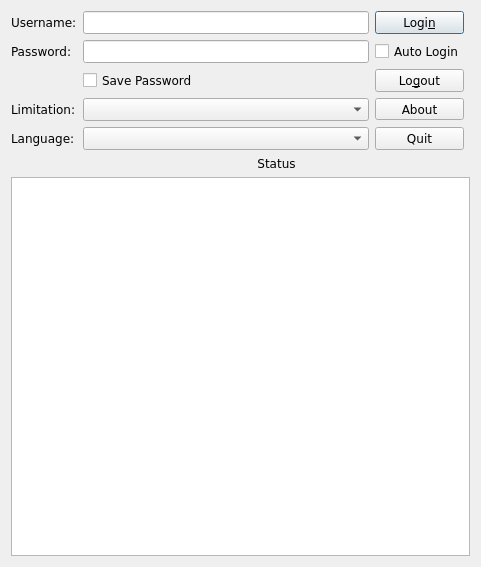
Old version of the form trunk/src/qtunet-qt4/dlg_main.ui in the repository alick/mytunet.
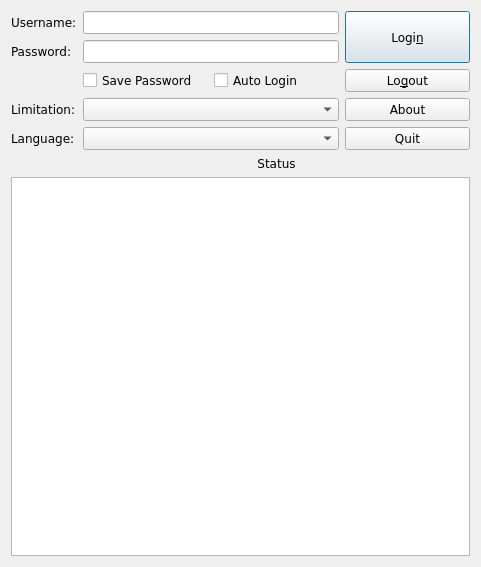
New version of the form. Icons and pictures are not drawn.

Patch:
```diff
--- a/trunk/src/qtunet-qt4/dlg_main.ui
+++ b/trunk/src/qtunet-qt4/dlg_main.ui
@@ -39,7 +39,7 @@
      </property>
      <item>
       <layout class="QGridLayout" name="MainGrid">
-       <item row="3" column="1">
+       <item row="3" column="1" colspan="2">
         <widget class="QLineEdit" name="txtPassword">
          <property name="frame">
           <bool>true</bool>
@@ -59,24 +59,7 @@
          </property>
         </widget>
        </item>
-       <item row="1" column="0">
-        <widget class="QLabel" name="textLabel1">
-         <property name="text">
-          <string>Username:</string>
-         </property>
-         <property name="wordWrap">
-          <bool>false</bool>
-         </property>
-        </widget>
-       </item>
-       <item row="1" column="1">
-        <widget class="QLineEdit" name="txtUsername">
-         <property name="frame">
-          <bool>true</bool>
-         </property>
-        </widget>
-       </item>
-       <item row="7" column="1" colspan="3">
+       <item row="10" column="1" colspan="3">
         <widget class="QLabel" name="lblStatus">
          <property name="text">
           <string>Status</string>
@@ -89,7 +72,17 @@
          </property>
         </widget>
        </item>
-       <item row="7" column="0">
+       <item row="9" column="0">
+        <widget class="QLabel" name="label">
+         <property name="text">
+          <string>Language:</string>
+         </property>
+        </widget>
+       </item>
+       <item row="9" column="1" colspan="2">
+        <widget class="QComboBox" name="cmbLanguage"/>
+       </item>
+       <item row="10" column="0">
         <widget class="QLabel" name="imgStatus">
          <property name="enabled">
           <bool>true</bool>
@@ -111,27 +104,7 @@
          </property>
         </widget>
        </item>
-       <item row="6" column="0">
-        <widget class="QLabel" name="label">
-         <property name="text">
-          <string>Language:</string>
-         </property>
-        </widget>
-       </item>
-       <item row="5" column="0">
-        <widget class="QLabel" name="textLabel3">
-         <property name="text">
-          <string>Limitation:</string>
-         </property>
-         <property name="wordWrap">
-          <bool>false</bool>
-         </property>
-        </widget>
-       </item>
-       <item row="6" column="1">
-        <widget class="QComboBox" name="cmbLanguage"/>
-       </item>
-       <item row="5" column="1">
+       <item row="7" column="1" colspan="2">
         <widget class="QComboBox" name="cmbLimitation">
          <property name="sizePolicy">
           <sizepolicy hsizetype="Expanding" vsizetype="Fixed">
@@ -141,6 +114,33 @@
          </property>
         </widget>
        </item>
+       <item row="7" column="0">
+        <widget class="QLabel" name="textLabel3">
+         <property name="text">
+          <string>Limitation:</string>
+         </property>
+         <property name="wordWrap">
+          <bool>false</bool>
+         </property>
+        </widget>
+       </item>
+       <item row="2" column="0">
+        <widget class="QLabel" name="textLabel1">
+         <property name="text">
+          <string>Username:</string>
+         </property>
+         <property name="wordWrap">
+          <bool>false</bool>
+         </property>
+        </widget>
+       </item>
+       <item row="2" column="1" colspan="2">
+        <widget class="QLineEdit" name="txtUsername">
+         <property name="frame">
+          <bool>true</bool>
+         </property>
+        </widget>
+       </item>
        <item row="4" column="1">
         <widget class="QCheckBox" name="chkSavePassword">
          <property name="text">
@@ -148,10 +148,10 @@
          </property>
         </widget>
        </item>
-       <item row="1" column="2">
+       <item row="2" column="3" rowspan="2">
         <widget class="QPushButton" name="cmdLogin">
          <property name="sizePolicy">
-          <sizepolicy hsizetype="Minimum" vsizetype="Fixed">
+          <sizepolicy hsizetype="Minimum" vsizetype="Expanding">
            <horstretch>0</horstretch>
            <verstretch>0</verstretch>
           </sizepolicy>
@@ -161,30 +161,17 @@
          </property>
         </widget>
        </item>
-       <item row="6" column="2">
-        <widget class="QPushButton" name="cmdQuit">
-         <property name="sizePolicy">
-          <sizepolicy hsizetype="Minimum" vsizetype="Fixed">
-           <horstretch>0</horstretch>
-           <verstretch>0</verstretch>
-          </sizepolicy>
-         </property>
-         <property name="text">
-          <string>Quit</string>
-         </property>
-        </widget>
-       </item>
-       <item row="3" column="2">
+       <item row="4" column="2">
         <widget class="QCheckBox" name="chkAutoLogin">
          <property name="text">
           <string>Auto Login</string>
          </property>
         </widget>
        </item>
-       <item row="4" column="2">
+       <item row="4" column="3">
         <widget class="QPushButton" name="cmdLogout">
          <property name="sizePolicy">
-          <sizepolicy hsizetype="Minimum" vsizetype="Fixed">
+          <sizepolicy hsizetype="Minimum" vsizetype="Expanding">
            <horstretch>0</horstretch>
            <verstretch>0</verstretch>
           </sizepolicy>
@@ -194,14 +181,21 @@
          </property>
         </widget>
        </item>
-       <item row="5" column="2">
-        <widget class="QToolButton" name="cmdAbout">
+       <item row="9" column="3">
+        <widget class="QPushButton" name="cmdQuit">
          <property name="sizePolicy">
-          <sizepolicy hsizetype="Minimum" vsizetype="Fixed">
+          <sizepolicy hsizetype="Minimum" vsizetype="Expanding">
            <horstretch>0</horstretch>
            <verstretch>0</verstretch>
           </sizepolicy>
          </property>
+         <property name="text">
+          <string>Quit</string>
+         </property>
+        </widget>
+       </item>
+       <item row="7" column="3">
+        <widget class="QPushButton" name="cmdAbout">
          <property name="text">
           <string>About</string>
          </property>
```
Left out of the diff: 33 changed lines with no effect on the pictures.
